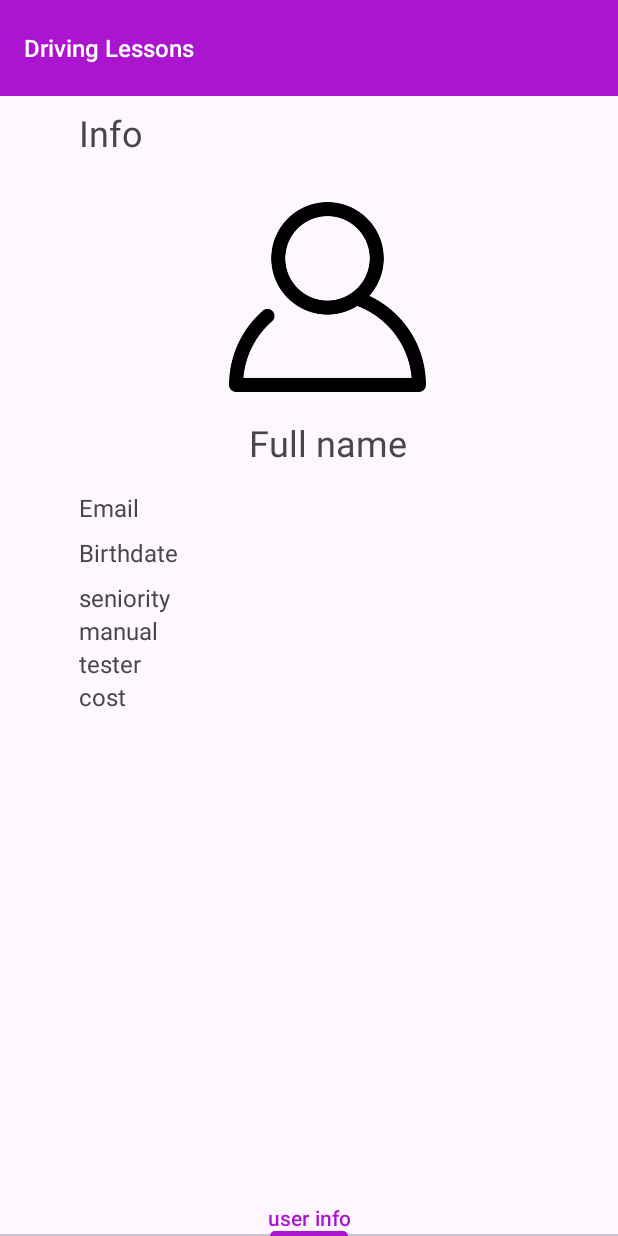
After one commit to BigSmiley2/DrivingLessons, an Android app: the UserInfoFragment screen opened directly, with no data from a screen before it, on a phone screen of 412 x 824 dp. The commit adds this screen. Run offline under Robolectric (Android 15) with nearby library versions, the phone set to English and light mode, and no system bars; our stand-ins replace Firebase (no records; nobody signed in at launch, a user with empty details on screens opened directly); 8 statements that could not run were skipped.

Commit message:
made an info fragment

```diff
--- a/app/src/main/java/com/example/drivinglessons/MainActivity.java
+++ b/app/src/main/java/com/example/drivinglessons/MainActivity.java
@@ -9,6 +9,10 @@ import android.os.Parcelable;
 
 import com.example.drivinglessons.fragments.LoginFragment;
 import com.example.drivinglessons.fragments.MainOfflineFragment;
+import com.example.drivinglessons.fragments.StudentInfoFragment;
+import com.example.drivinglessons.fragments.TeacherInfoFragment;
+import com.example.drivinglessons.fragments.UserInfoFragment;
+import com.example.drivinglessons.util.SharedPreferencesManager;
 import com.example.drivinglessons.util.firebase.FirebaseManager;
 import com.example.drivinglessons.util.fragments.PagerFragment;
 
@@ -18,6 +22,7 @@ public class MainActivity <T extends Fragment & Parcelable> extends AppCompatAct
 {
 
     private FirebaseManager fm;
+    private SharedPreferencesManager spm;
     private PagerFragment<T> pagerFragment;
     private FragmentContainerView container;
 
@@ -28,6 +33,7 @@ public class MainActivity <T extends Fragment & Parcelable> extends AppCompatAct
         setContentView(R.layout.activity_main);
 
         fm = FirebaseManager.getInstance(this);
+        spm = SharedPreferencesManager.getInstance(this);
 
         //fm.signOut();
 
@@ -65,8 +71,10 @@ public class MainActivity <T extends Fragment & Parcelable> extends AppCompatAct
         fragments.add((T) MainOfflineFragment.newInstance(LoginFragment.newInstance()));
     }
 
+    @SuppressWarnings("unchecked")
     private void createOnline(ArrayList<T> fragments)
     {
-        // add here
+        boolean isStudent = spm.getIsStudent();
+        fragments.add((T) UserInfoFragment.newInstance(fm.getCurrentUid(), isStudent, isStudent ? new StudentInfoFragment() : new TeacherInfoFragment()));
     }
 }
--- a/app/src/main/java/com/example/drivinglessons/fragments/InputFragment.java
+++ b/app/src/main/java/com/example/drivinglessons/fragments/InputFragment.java
@@ -54,7 +54,6 @@ import com.google.android.material.textfield.TextInputLayout;
 
 import java.io.ByteArrayInputStream;
 import java.io.ByteArrayOutputStream;
-import java.io.IOException;
 import java.util.Calendar;
 import java.util.Date;
 import java.util.regex.Pattern;
@@ -64,7 +63,8 @@ public class InputFragment extends Fragment implements Parcelable
     private static final String FRAGMENT_TITLE_REGISTER = "register", FRAGMENT_TITLE_EDIT = "edit", IS_REGISTER = "is register", USER = "user", IMAGE = "image", IS_STUDENT = "is student", STUDENT_FRAGMENT = "student fragment", TEACHER_FRAGMENT = "teacher fragment";
 
     private FirebaseManager fm;
-    ActivityResultLauncher<Intent> startFile;
+    private ActivityResultLauncher<Intent> startFile;
+
     private InputStudentFragment studentFragment;
     private InputTeacherFragment teacherFragment;
     private boolean isRegister;
--- /dev/null
+++ b/app/src/main/java/com/example/drivinglessons/fragments/TeacherInfoFragment.java
@@ -0,0 +1,98 @@
+package com.example.drivinglessons.fragments;
+
+import android.os.Bundle;
+import android.os.Parcel;
+import android.os.Parcelable;
+import android.view.LayoutInflater;
+import android.view.View;
+import android.view.ViewGroup;
+import android.widget.TextView;
+
+import androidx.annotation.NonNull;
+import androidx.annotation.Nullable;
+import androidx.fragment.app.Fragment;
+
+import com.example.drivinglessons.R;
+import com.example.drivinglessons.firebase.entities.Teacher;
+import com.example.drivinglessons.util.fragments.FragmentUpdate;
+
+import java.util.Locale;
+
+public class TeacherInfoFragment extends Fragment implements FragmentUpdate, Parcelable
+{
+    private static final String FRAGMENT_TITLE = "teacher info";
+
+    private TextView manual, tester, cost, seniority;
+
+    public TeacherInfoFragment() {}
+
+    @NonNull
+    public static TeacherInfoFragment newInstance()
+    {
+        return new TeacherInfoFragment();
+    }
+
+    @Override
+    public void onCreate(Bundle savedInstanceState)
+    {
+        super.onCreate(savedInstanceState);
+    }
+
+    @Override
+    public View onCreateView(@NonNull LayoutInflater inflater, ViewGroup container, Bundle savedInstanceState)
+    {
+        return inflater.inflate(R.layout.fragment_teacher_info, container, false);
+    }
+
+    @Override
+    public void onViewCreated(@NonNull View view, @Nullable Bundle savedInstanceState)
+    {
+        super.onViewCreated(view, savedInstanceState);
+
+        manual = view.findViewById(R.id.textViewFragmentTeacherInfoManual);
+        tester = view.findViewById(R.id.textViewFragmentTeacherInfoTester);
+        cost = view.findViewById(R.id.editTextFragmentInputTeacherCost);
+        seniority = view.findViewById(R.id.textViewFragmentTeacherInfoSeniority);
+    }
+
+    @Override
+    public void update(Teacher teacher)
+    {
+        manual.setText(String.format(Locale.ROOT, "%s has %s car", teacher.name, teacher.hasManual ? "a manual" : "an automatic"));
+        tester.setText(String.format(Locale.ROOT, "%s is a %s", teacher.name, teacher.isTester ? "tester" : "teacher"));
+        cost.setText(String.format(Locale.ROOT, "%s takes %.2f₪ per hour", teacher.name, teacher.costPerHour));
+    }
+
+    protected TeacherInfoFragment(Parcel in) {}
+
+    @Override
+    public void writeToParcel(@NonNull Parcel dest, int flags) {}
+
+    @Override
+    public int describeContents()
+    {
+        return 0;
+    }
+
+    public static final Creator<TeacherInfoFragment> CREATOR = new Creator<TeacherInfoFragment>()
+    {
+        @Override
+        public TeacherInfoFragment createFromParcel(Parcel in)
+        {
+            return new TeacherInfoFragment(in);
+        }
+
+        @Override
+        public TeacherInfoFragment[] newArray(int size)
+        {
+            return new TeacherInfoFragment[size];
+        }
+    };
+
+    @NonNull
+    @Override
+    public String toString()
+    {
+        return FRAGMENT_TITLE;
+    }
+}
--- /dev/null
+++ b/app/src/main/java/com/example/drivinglessons/fragments/UserInfoFragment.java
@@ -0,0 +1,185 @@
+package com.example.drivinglessons.fragments;
+
+import android.os.Bundle;
+import android.os.Parcel;
+import android.os.Parcelable;
+import android.view.LayoutInflater;
+import android.view.View;
+import android.view.ViewGroup;
+import android.widget.ImageView;
+import android.widget.TextView;
+
+import androidx.annotation.NonNull;
+import androidx.annotation.Nullable;
+import androidx.constraintlayout.widget.ConstraintLayout;
+import androidx.fragment.app.Fragment;
+
+import com.bumptech.glide.Glide;
+import com.bumptech.glide.load.engine.DiskCacheStrategy;
+import com.example.drivinglessons.R;
+import com.example.drivinglessons.firebase.entities.Student;
+import com.example.drivinglessons.firebase.entities.Teacher;
+import com.example.drivinglessons.firebase.entities.User;
+import com.example.drivinglessons.util.Constants;
+import com.example.drivinglessons.util.SharedPreferencesManager;
+import com.example.drivinglessons.util.firebase.FirebaseManager;
+import com.example.drivinglessons.util.firebase.FirebaseRunnable;
+import com.example.drivinglessons.util.fragments.FragmentUpdate;
+
+public class UserInfoFragment <T extends Fragment & Parcelable & FragmentUpdate> extends Fragment implements Parcelable
+{
+    private static final String FRAGMENT_TITLE = "user info", ID = "id", IS_STUDENT = "is student", ADDITIONAL_FRAGMENT = "additional fragment";
+
+    private FirebaseManager fm;
+    private SharedPreferencesManager spm;
+
+    private String id;
+    private boolean isStudent;
+    private T additionalFragment;
+
+    private ConstraintLayout layout;
+    private ImageView image;
+    private TextView name, owner, email, birthdate;
+
+    public UserInfoFragment() {}
+
+    @NonNull
+    public static <T extends Fragment & Parcelable & FragmentUpdate> UserInfoFragment<T> newInstance(String id, boolean isStudent, T additionalFragment)
+    {
+        UserInfoFragment<T> fragment = new UserInfoFragment<>();
+
+        /* saving data state */
+        Bundle args = new Bundle();
+        args.putString(ID, id);
+        args.putBoolean(IS_STUDENT, isStudent);
+        args.putParcelable(ADDITIONAL_FRAGMENT, additionalFragment);
+        fragment.setArguments(args);
+
+        return fragment;
+    }
+
+    @Override
+    public void onCreate(Bundle savedInstanceState)
+    {
+        super.onCreate(savedInstanceState);
+        Bundle args = getArguments();
+        if (args != null)
+        {
+            id = args.getString(ID);
+            isStudent = args.getBoolean(IS_STUDENT);
+            additionalFragment = args.getParcelable(ADDITIONAL_FRAGMENT);
+        }
+    }
+
+    @Override
+    public View onCreateView(@NonNull LayoutInflater inflater, ViewGroup container, Bundle savedInstanceState)
+    {
+        return inflater.inflate(R.layout.fragment_user_info, container, false);
+    }
+
+    @Override
+    public void onViewCreated(@NonNull View view, @Nullable Bundle savedInstanceState)
+    {
+        super.onViewCreated(view, savedInstanceState);
+
+        fm = FirebaseManager.getInstance(requireContext());
+
+        layout = view.findViewById(R.id.ConstraintLayoutFragmentUserInfo);
+        image = view.findViewById(R.id.imageViewFragmentUserInfo);
+        name = view.findViewById(R.id.textViewFragmentUserInfoFullName);
+        owner = view.findViewById(R.id.textViewFragmentUserInfoOwner);
+        email = view.findViewById(R.id.textViewFragmentUserInfoEmailData);
+        birthdate = view.findViewById(R.id.textViewFragmentUserInfoBirthdateData);
+
+        FirebaseRunnable success = new FirebaseRunnable()
+        {
+            @Override
+            public void run(User user)
+            {
+                Glide.with(requireContext()).load(fm.getStorageReference(user.imagePath))
+                        .thumbnail(Glide.with(requireContext()).load(R.drawable.loading).circleCrop())
+                        .circleCrop().diskCacheStrategy(DiskCacheStrategy.NONE).skipMemoryCache(true).into(image);
+                owner.setVisibility(Constants.isOwner(user.email) ? View.VISIBLE : View.GONE);
+                name.setText(user.name);
+                email.setText(user.email);
+                birthdate.setText(Constants.DATE_FORMAT.format(user.birthdate));
+                setVisible();
+
+            }
+        };
+
+        if (isStudent) fm.getStudentChanged(id, new FirebaseRunnable()
+        {
+            @Override
+            public void run(User user)
+            {
+                success.run(user);
+                additionalFragment.update((Student) user);
+            }
+        });
+        else fm.getTeacherChanged(id, new FirebaseRunnable()
+        {
+            @Override
+            public void run(User user)
+            {
+                success.run(user);
+                additionalFragment.update((Teacher) user);
+            }
+        });
+
+        replaceFragment(additionalFragment);
+    }
+
+    private void setVisible()
+    {
+        layout.setVisibility(View.VISIBLE);
+    }
+
+    private void replaceFragment(Fragment fragment)
+    {
+        getChildFragmentManager().beginTransaction().replace(R.id.FrameLayoutFragmentUserInfo, fragment).commit();
+    }
+
+    protected UserInfoFragment(Parcel in)
+    {
+        id = in.readString();
+        isStudent = in.readByte() == 1;
+        additionalFragment = in.readParcelable(Parcelable.class.getClassLoader());
+    }
+
+    @Override
+    public void writeToParcel(Parcel dest, int flags)
+    {
+        dest.writeString(id);
+        dest.writeByte((byte) (isStudent ? 1 : 0));
+        dest.writeParcelable(additionalFragment, flags);
+    }
+
+    @Override
+    public int describeContents()
+    {
+        return 0;
+    }
+
+    public static final Creator<UserInfoFragment<?>> CREATOR = new Creator<UserInfoFragment<?>>()
+    {
+        @Override
+        public UserInfoFragment<?> createFromParcel(Parcel in)
+        {
+            return new UserInfoFragment<>(in);
+        }
+
+        @Override
+        public UserInfoFragment<?>[] newArray(int size)
+        {
+            return new UserInfoFragment[size];
+        }
+    };
+
+    @NonNull
+    @Override
+    public String toString()
+    {
+        return FRAGMENT_TITLE;
+    }
+}
--- a/app/src/main/java/com/example/drivinglessons/util/Constants.java
+++ b/app/src/main/java/com/example/drivinglessons/util/Constants.java
@@ -12,4 +12,9 @@ public class Constants
 
     public static final SimpleDateFormat FILE_FORMAT = new SimpleDateFormat("dd.MM.yyyy", Locale.ROOT);
     public static final SimpleDateFormat TIME_FORMAT = new SimpleDateFormat("HH:mm", Locale.ROOT);
+
+    public static boolean isOwner(String email)
+    {
+        return OWNER_EMAIL.equals(email);
+    }
 }
--- a/app/src/main/java/com/example/drivinglessons/util/firebase/FirebaseManager.java
+++ b/app/src/main/java/com/example/drivinglessons/util/firebase/FirebaseManager.java
@@ -3,6 +3,8 @@ package com.example.drivinglessons.util.firebase;
 import android.content.Context;
 import android.widget.Toast;
 
+
+import androidx.annotation.NonNull;
 
 import com.example.drivinglessons.R;
 import com.example.drivinglessons.firebase.entities.Balance;
@@ -14,7 +16,9 @@ import com.example.drivinglessons.util.Constants;
 import com.example.drivinglessons.util.SharedPreferencesManager;
 import com.google.firebase.auth.FirebaseAuth;
 import com.google.firebase.database.DataSnapshot;
+import com.google.firebase.database.DatabaseError;
 import com.google.firebase.database.FirebaseDatabase;
+import com.google.firebase.database.ValueEventListener;
 import com.google.firebase.storage.FirebaseStorage;
 import com.google.firebase.storage.StorageReference;
 
@@ -48,6 +52,57 @@ public class FirebaseManager
     {
         return st.getReference(path);
     }
+
+    public void getStudentChanged(String id, FirebaseRunnable success)
+    {
+        getStudentChanged(id, success, new FirebaseRunnable() {});
+    }
+
+    public void getStudentChanged(String id, FirebaseRunnable success, FirebaseRunnable failure)
+    {
+        db.getReference("student").child(id).addValueEventListener(new ValueEventListener()
+        {
+            @Override
+            public void onDataChange(@NonNull DataSnapshot snapshot)
+            {
+                Student student = snapshot.getValue(Student.class);
+
+                success.runAll(student);
+            }
+
+            @Override
+            public void onCancelled(@NonNull DatabaseError error)
+            {
+                failure.runAll();
+            }
+        });
+    }
+
+    public void getTeacherChanged(String id, FirebaseRunnable success)
+    {
+        getTeacherChanged(id, success, new FirebaseRunnable() {});
+    }
+
+    public void getTeacherChanged(String id, FirebaseRunnable success, FirebaseRunnable failure)
+    {
+        db.getReference("teacher").child(id).addValueEventListener(new ValueEventListener()
+        {
+            @Override
+            public void onDataChange(@NonNull DataSnapshot snapshot)
+            {
+                Teacher teacher = snapshot.getValue(Teacher.class);
+
+                success.runAll(teacher);
+            }
+
+            @Override
+            public void onCancelled(@NonNull DatabaseError error)
+            {
+                failure.runAll();
+            }
+        });
+    }
+
 
     public void saveStudent(Context c, Student student, Balance balance, byte[] image, FirebaseRunnable success, FirebaseRunnable complete)
     {
@@ -316,7 +371,7 @@ public class FirebaseManager
 
     private void signInSharedPreferences(User user, FirebaseRunnable success, FirebaseRunnable failure)
     {
-        boolean isStudent = user instanceof Student, isOwner = user.email.equals(Constants.OWNER_EMAIL);
+        boolean isStudent = user instanceof Student, isOwner = Constants.isOwner(user.email);
 
         if (isStudent)
         {
--- a/app/src/main/res/layout/fragment_input.xml
+++ b/app/src/main/res/layout/fragment_input.xml
@@ -187,7 +187,7 @@
             app:layout_constraintBottom_toBottomOf="parent"
             app:layout_constraintEnd_toEndOf="@+id/radioGroupFragmentInputRole"
             app:layout_constraintStart_toStartOf="@+id/radioGroupFragmentInputRole"
-            app:layout_constraintTop_toBottomOf="@+id/FrameLayoutFragmentInput" />
+            app:layout_constraintTop_toBottomOf="@+id/FrameLayoutFragmentUserInfo" />
 
     </androidx.constraintlayout.widget.ConstraintLayout>
 
--- a/app/src/main/res/layout/fragment_main_offline.xml
+++ b/app/src/main/res/layout/fragment_main_offline.xml
@@ -22,8 +22,8 @@
 
         <ImageView
             android:id="@+id/imageView"
-            android:layout_width="200dp"
-            android:layout_height="200dp"
+            android:layout_width="150dp"
+            android:layout_height="150dp"
             android:layout_margin="16dp"
             app:layout_constraintEnd_toEndOf="parent"
             app:layout_constraintStart_toStartOf="parent"
--- /dev/null
+++ b/app/src/main/res/layout/fragment_teacher_info.xml
@@ -0,0 +1,43 @@
+<?xml version="1.0" encoding="utf-8"?>
+<androidx.constraintlayout.widget.ConstraintLayout xmlns:android="http://schemas.android.com/apk/res/android"
+    xmlns:app="http://schemas.android.com/apk/res-auto"
+    xmlns:tools="http://schemas.android.com/tools"
+    android:layout_width="match_parent"
+    android:layout_height="wrap_content">
+
+    <TextView
+        android:id="@+id/textViewFragmentTeacherInfoManual"
+        android:layout_width="wrap_content"
+        android:layout_height="wrap_content"
+        android:text="manual"
+        android:textSize="16sp"
+        app:layout_constraintStart_toStartOf="parent"
+        app:layout_constraintTop_toBottomOf="@+id/textViewFragmentTeacherInfoSeniority" />
+
+    <TextView
+        android:id="@+id/textViewFragmentTeacherInfoTester"
+        android:layout_width="wrap_content"
+        android:layout_height="wrap_content"
+        android:text="tester"
+        android:textSize="16sp"
+        app:layout_constraintStart_toStartOf="parent"
+        app:layout_constraintTop_toBottomOf="@+id/textViewFragmentTeacherInfoManual" />
+
+    <TextView
+        android:id="@+id/textViewFragmentTeacherInfoCost"
+        android:layout_width="wrap_content"
+        android:layout_height="wrap_content"
+        android:text="cost"
+        android:textSize="16sp"
+        app:layout_constraintStart_toStartOf="parent"
+        app:layout_constraintTop_toBottomOf="@+id/textViewFragmentTeacherInfoTester" />
+
+    <TextView
+        android:id="@+id/textViewFragmentTeacherInfoSeniority"
+        android:layout_width="wrap_content"
+        android:layout_height="wrap_content"
+        android:text="seniority"
+        android:textSize="16sp"
+        app:layout_constraintStart_toStartOf="parent"
+        app:layout_constraintTop_toTopOf="parent" />
+</androidx.constraintlayout.widget.ConstraintLayout>
--- /dev/null
+++ b/app/src/main/res/layout/fragment_user_info.xml
@@ -0,0 +1,111 @@
+<?xml version="1.0" encoding="utf-8"?>
+<ScrollView xmlns:android="http://schemas.android.com/apk/res/android"
+    xmlns:app="http://schemas.android.com/apk/res-auto"
+    xmlns:tools="http://schemas.android.com/tools"
+    android:layout_width="match_parent"
+    android:layout_height="match_parent"
+    tools:context=".fragments.UserInfoFragment">
+
+    <androidx.constraintlayout.widget.ConstraintLayout
+        android:id="@+id/ConstraintLayoutFragmentUserInfo"
+        android:layout_width="match_parent"
+        android:layout_height="wrap_content"
+        android:visibility="gone"
+        tools:visibility="visible">
+
+        <ImageView
+            android:id="@+id/imageViewFragmentUserInfo"
+            android:layout_width="150dp"
+            android:layout_height="150dp"
+            android:layout_marginTop="16dp"
+            app:layout_constraintEnd_toEndOf="parent"
+            app:layout_constraintHorizontal_bias="0.547"
+            app:layout_constraintStart_toStartOf="parent"
+            app:layout_constraintTop_toBottomOf="@+id/textViewFragmentUserInfoTitle"
+            app:srcCompat="@drawable/user_icon" />
+
+        <TextView
+            android:id="@+id/textViewFragmentUserInfoTitle"
+            android:layout_width="wrap_content"
+            android:layout_height="wrap_content"
+            android:layout_marginTop="8dp"
+            android:layout_marginEnd="48dp"
+            android:text="Info"
+            android:textSize="24sp"
+            app:layout_constraintEnd_toStartOf="@+id/imageViewFragmentUserInfo"
+            app:layout_constraintTop_toTopOf="parent" />
+
+        <TextView
+            android:id="@+id/textViewFragmentUserInfoFullName"
+            android:layout_width="wrap_content"
+            android:layout_height="wrap_content"
+            android:layout_marginTop="8dp"
+            android:text="@string/full_name"
+            android:textSize="24sp"
+            app:layout_constraintEnd_toEndOf="@+id/imageViewFragmentUserInfo"
+            app:layout_constraintStart_toStartOf="@+id/imageViewFragmentUserInfo"
+            app:layout_constraintTop_toBottomOf="@+id/imageViewFragmentUserInfo" />
+
+        <TextView
+            android:id="@+id/textViewFragmentUserInfoOwner"
+            android:layout_width="wrap_content"
+            android:layout_height="wrap_content"
+            android:text="owner"
+            android:visibility="gone"
+            app:layout_constraintEnd_toEndOf="@+id/textViewFragmentUserInfoFullName"
+            app:layout_constraintStart_toStartOf="@+id/textViewFragmentUserInfoFullName"
+            app:layout_constraintTop_toBottomOf="@+id/textViewFragmentUserInfoFullName" />
+
+        <TextView
+            android:id="@+id/textViewFragmentUserInfoEmail"
+            android:layout_width="wrap_content"
+            android:layout_height="wrap_content"
+            android:layout_marginTop="16dp"
+            android:text="@string/email"
+            android:textSize="16sp"
+            app:layout_constraintStart_toStartOf="@+id/textViewFragmentUserInfoTitle"
+            app:layout_constraintTop_toBottomOf="@+id/textViewFragmentUserInfoOwner" />
+
+        <TextView
+            android:id="@+id/textViewFragmentUserInfoEmailData"
+            android:layout_width="wrap_content"
+            android:layout_height="wrap_content"
+            android:layout_marginStart="8dp"
+            android:textSize="16sp"
+            app:layout_constraintBottom_toBottomOf="@+id/textViewFragmentUserInfoEmail"
+            app:layout_constraintStart_toEndOf="@+id/textViewFragmentUserInfoEmail"
+            app:layout_constraintTop_toTopOf="@+id/textViewFragmentUserInfoEmail" />
+
+        <TextView
+            android:id="@+id/textViewFragmentUserInfoBirthdate"
+            android:layout_width="wrap_content"
+            android:layout_height="wrap_content"
+            android:layout_marginTop="8dp"
+            android:text="@string/birthdate"
+            android:textSize="16sp"
+            app:layout_constraintStart_toStartOf="@+id/textViewFragmentUserInfoEmail"
+            app:layout_constraintTop_toBottomOf="@+id/textViewFragmentUserInfoEmail" />
+
+        <TextView
+            android:id="@+id/textViewFragmentUserInfoBirthdateData"
+            android:layout_width="wrap_content"
+            android:layout_height="wrap_content"
+            android:layout_marginStart="8dp"
+            android:textSize="16sp"
+            app:layout_constraintBottom_toBottomOf="@+id/textViewFragmentUserInfoBirthdate"
+            app:layout_constraintStart_toEndOf="@+id/textViewFragmentUserInfoBirthdate"
+            app:layout_constraintTop_toTopOf="@+id/textViewFragmentUserInfoBirthdate" />
+
+        <FrameLayout
+            android:id="@+id/FrameLayoutFragmentUserInfo"
+            android:layout_width="wrap_content"
+            android:layout_height="wrap_content"
+            android:layout_marginTop="8dp"
+            android:layout_marginBottom="16dp"
+            app:layout_constraintBottom_toBottomOf="parent"
+            app:layout_constraintStart_toStartOf="@+id/textViewFragmentUserInfoBirthdate"
+            app:layout_constraintTop_toBottomOf="@+id/textViewFragmentUserInfoBirthdate" />
+
+    </androidx.constraintlayout.widget.ConstraintLayout>
+
+</ScrollView>
```
Also changed, not shown: app/src/main/java/com/example/drivinglessons/fragments/StudentInfoFragment.java (added, +93 -0 lines), app/src/main/java/com/example/drivinglessons/util/fragments/FragmentUpdate.java (added, +11 -0 lines), app/src/main/res/layout/fragment_student_info.xml (added, +17 -0 lines).
